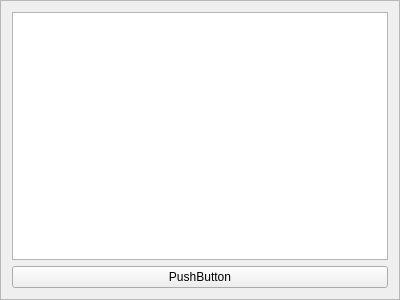
Before: the Qt Designer form ui/message.ui in slaclab/paws, drawn with Qt 5.
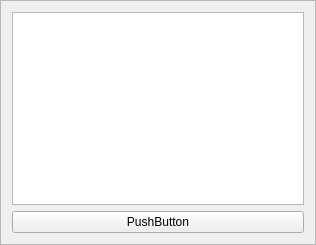
After: the same form once the commit is applied.

The edit to the form file:
```diff
--- a/ui/message.ui
+++ b/ui/message.ui
@@ -6,8 +6,8 @@
    <rect>
     <x>0</x>
     <y>0</y>
-    <width>400</width>
-    <height>300</height>
+    <width>316</width>
+    <height>245</height>
    </rect>
   </property>
   <property name="windowTitle">
```
